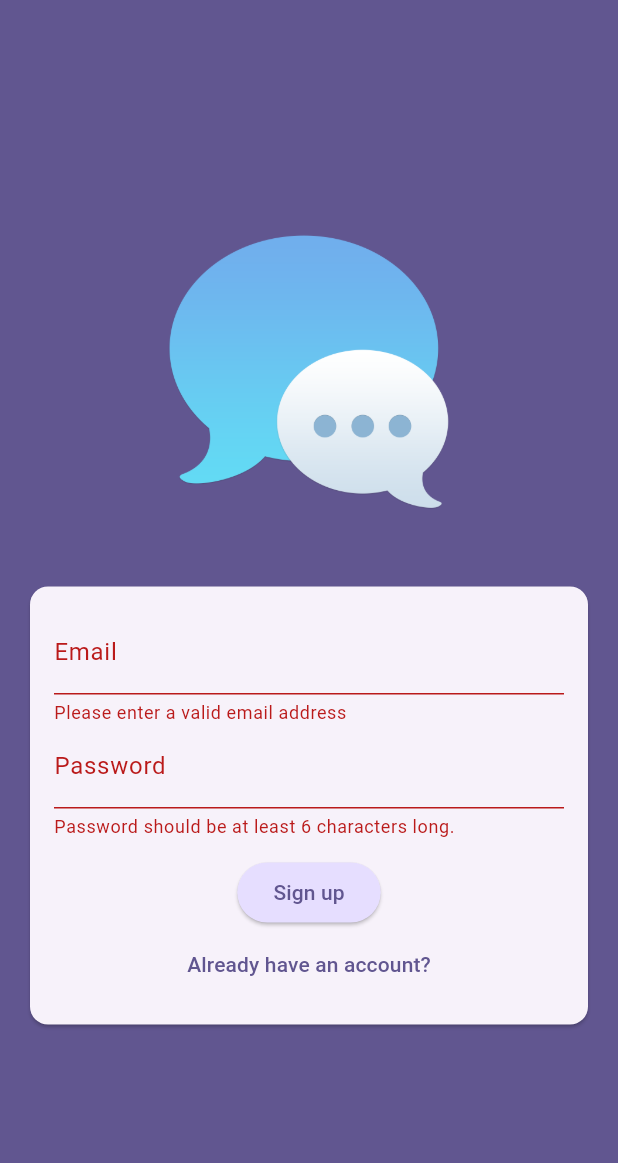
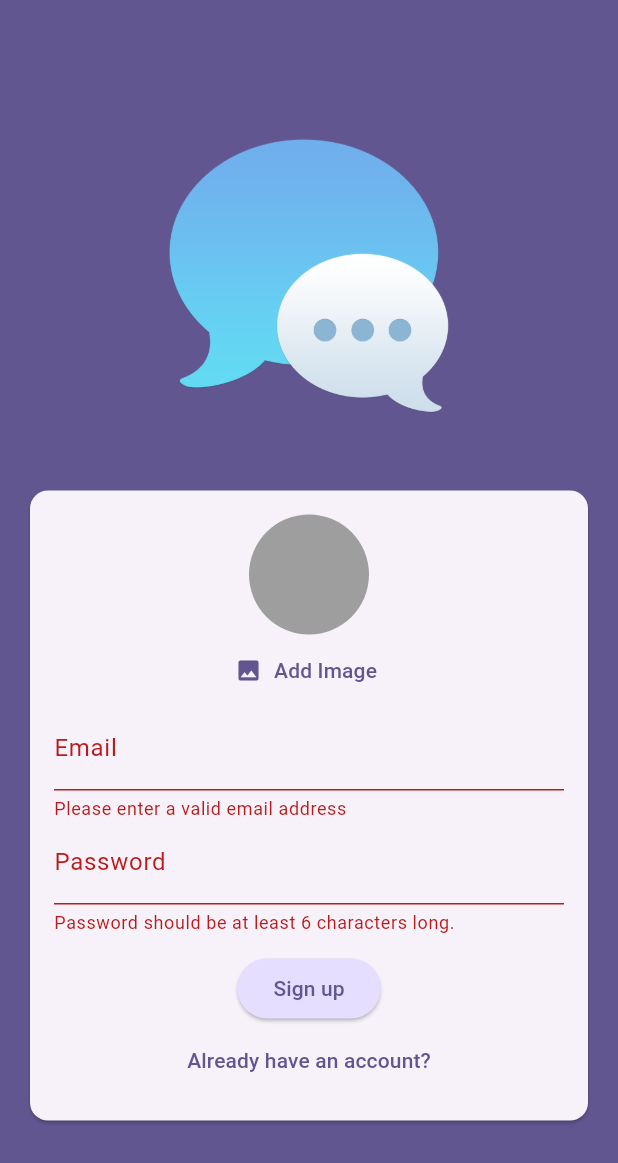
Before and after one commit to vinhgiang/chat_app, a Flutter app: the screen it shows after launch, after a tap on "Login", after a tap on "Create an account", on a phone screen of 412 x 824 dp. Shown: the top 1163 px of the screen. Run offline on Flutter 3.47's test engine with Material 3 defaults, Android fonts, the phone set to English and light mode, and no system bars; our stand-ins replace firebase_auth, firebase_core, firebase_storage, image_picker; accounts and stored records are empty.

```diff
--- a/lib/screens/auth_screen.dart
+++ b/lib/screens/auth_screen.dart
@@ -1,4 +1,8 @@
+import 'dart:io';
+
+import 'package:chat_app/widgets/vg_image_picker.dart';
 import 'package:firebase_auth/firebase_auth.dart';
+import 'package:firebase_storage/firebase_storage.dart';
 import 'package:flutter/material.dart';
 
 final _firebase = FirebaseAuth.instance;
@@ -14,14 +18,16 @@ class AuthScreen extends StatefulWidget {
 
 class _AuthScreenState extends State<AuthScreen> {
   final _form = GlobalKey<FormState>();
+
   bool _isLoginMode = true;
-  var _email = '';
-  var _password = '';
+  String _email = '';
+  String _password = '';
+  File? _pickedImg;
 
   void _submit() async {
     final isValid = _form.currentState!.validate();
 
-    if (!isValid) {
+    if (!isValid || !_isLoginMode && _pickedImg == null) {
       return;
     }
 
@@ -38,6 +44,16 @@ class _AuthScreenState extends State<AuthScreen> {
           email: _email,
           password: _password,
         );
+
+        final storageRef = FirebaseStorage.instance
+            .ref()
+            .child('profile_photos')
+            .child('${userCredential.user!.uid}.jpg');
+
+        await storageRef.putFile(_pickedImg!);
+        final imgUrl = await storageRef.getDownloadURL();
+
+        print(imgUrl);
       }
     } on FirebaseAuthException catch (error) {
       String errorMsg = error.message ?? 'Authentication failed';
@@ -79,6 +95,12 @@ class _AuthScreenState extends State<AuthScreen> {
                     child: Column(
                       mainAxisSize: MainAxisSize.min,
                       children: [
+                        if (!_isLoginMode)
+                          VgImagePicker(
+                            onImagePick: (pickedImg) {
+                              _pickedImg = pickedImg;
+                            },
+                          ),
                         TextFormField(
                           decoration: const InputDecoration(
                             labelText: 'Email',
--- /dev/null
+++ b/lib/widgets/vg_image_picker.dart
@@ -0,0 +1,64 @@
+import 'dart:io';
+
+import 'package:flutter/material.dart';
+import 'package:image_picker/image_picker.dart';
+
+class VgImagePicker extends StatefulWidget {
+  void Function(File) onImagePick;
+
+  VgImagePicker({
+    super.key,
+    required this.onImagePick,
+  });
+
+  @override
+  State<VgImagePicker> createState() {
+    return _VgImagePiackerState();
+  }
+}
+
+class _VgImagePiackerState extends State<VgImagePicker> {
+  File? _pickedImgFile;
+
+  void _pickImage() async {
+    final pickedImg = await ImagePicker().pickImage(
+      source: ImageSource.gallery,
+      imageQuality: 50,
+      maxWidth: 150,
+    );
+
+    if (pickedImg == null) {
+      return;
+    }
+
+    setState(() {
+      _pickedImgFile = File(pickedImg.path);
+    });
+
+    widget.onImagePick(_pickedImgFile!);
+  }
+
+  @override
+  Widget build(BuildContext context) {
+    return Column(
+      children: [
+        CircleAvatar(
+          radius: 40,
+          backgroundColor: Colors.grey,
+          foregroundImage:
+              _pickedImgFile != null ? FileImage(_pickedImgFile!) : null,
+        ),
+        TextButton.icon(
+          onPressed: _pickImage,
+          icon: const Icon(Icons.image),
+          label: Text(
+            'Add Image',
+            style: TextStyle(
+              color: Theme.of(context).colorScheme.primary,
+            ),
+          ),
+        )
+      ],
+    );
+  }
+}
--- a/pubspec.yaml
+++ b/pubspec.yaml
@@ -35,8 +35,10 @@ dependencies:
   # The following adds the Cupertino Icons font to your application.
   # Use with the CupertinoIcons class for iOS style icons.
   cupertino_icons: ^1.0.2
-  firebase_core: ^2.24.2
+  firebase_core: ^2.26.0
   firebase_auth: ^4.16.0
+  firebase_storage: ^11.6.0
+  image_picker: ^1.0.7
 
 dev_dependencies:
   flutter_test:
```
Also changed, not shown: pubspec.lock, 20 other files.
